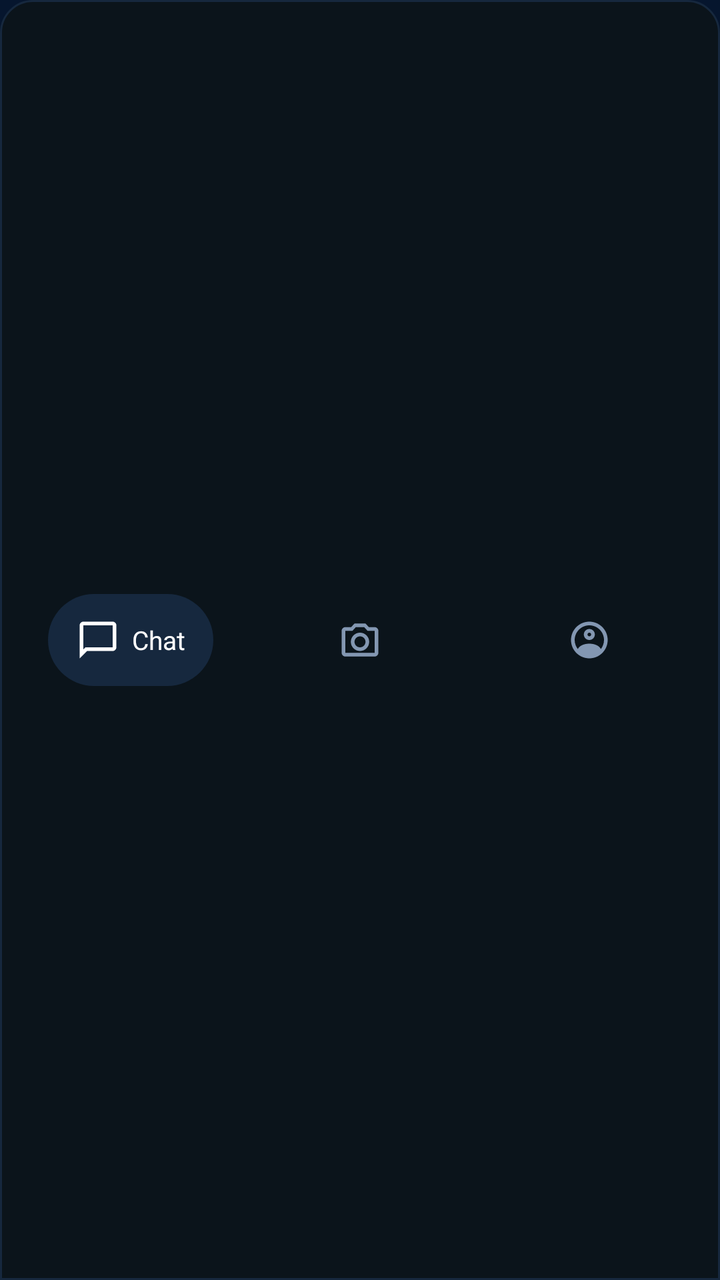
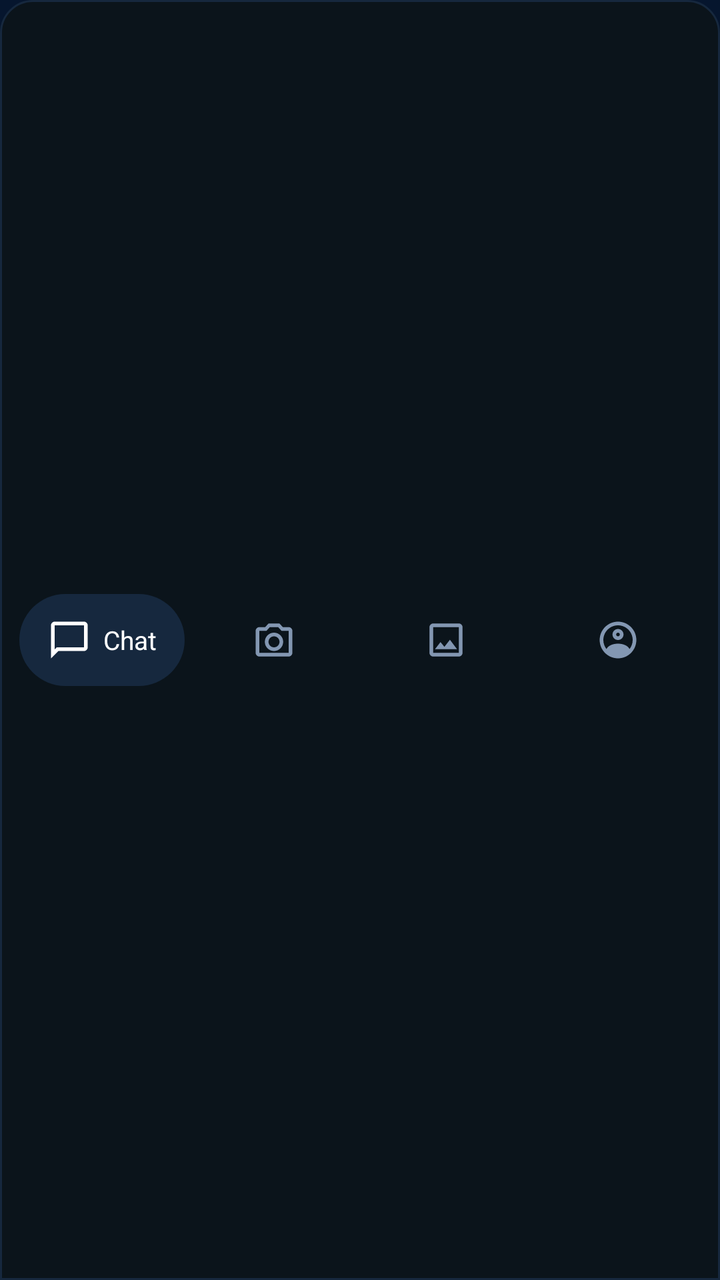

The first picture is an Android layout as it rendered before a commit; the second is the same layout after the commit. The layout source and the unified diff follow.
<!-- AndroidManifest.xml: application theme Theme.FitUp -->
<!-- res/layout/layout_custom_bottom_nav.xml -->
<?xml version="1.0" encoding="utf-8"?>
<FrameLayout xmlns:android="http://schemas.android.com/apk/res/android"
    xmlns:app="http://schemas.android.com/apk/res-auto"
    android:layout_width="match_parent"
    android:layout_height="70dp"
    android:background="@drawable/bg_floating_bottom_nav"
    android:paddingStart="8dp"
    android:paddingEnd="8dp"
    android:paddingTop="8dp"
    android:paddingBottom="8dp">

    
    <LinearLayout
        android:id="@+id/tabs_container"
        android:layout_width="match_parent"
        android:layout_height="match_parent"
        android:orientation="horizontal"
        android:baselineAligned="false">

        
        <FrameLayout
            android:id="@+id/tab_chat"
            android:layout_width="0dp"
            android:layout_height="match_parent"
            android:layout_weight="1"
            android:clickable="true"
            android:focusable="true"
            android:background="?attr/selectableItemBackgroundBorderless">

            <LinearLayout
                android:id="@+id/pill_chat"
                android:layout_width="wrap_content"
                android:layout_height="46dp"
                android:layout_gravity="center"
                android:orientation="horizontal"
                android:gravity="center"
                android:paddingStart="14dp"
                android:paddingEnd="14dp"
                android:background="@drawable/bg_nav_selected_pill">

                <ImageView
                    android:id="@+id/iv_chat_icon"
                    android:layout_width="22dp"
                    android:layout_height="22dp"
                    android:src="@drawable/ic_nav_chat"
                    android:contentDescription="@null"
                    app:tint="@color/nav_selected_item" />

                <TextView
                    android:id="@+id/tv_chat_label"
                    android:layout_width="wrap_content"
                    android:layout_height="wrap_content"
                    android:layout_marginStart="6dp"
                    android:text="@string/nav_chat"
                    android:textColor="@color/nav_selected_item"
                    android:textSize="13sp"
                    android:singleLine="true"
                    android:maxLines="1"
                    android:ellipsize="end"
                    android:fontFamily="sans-serif-bold" />
            </LinearLayout>
        </FrameLayout>

        
        <FrameLayout
            android:id="@+id/tab_camera"
            android:layout_width="0dp"
            android:layout_height="match_parent"
            android:layout_weight="1"
            android:clickable="true"
            android:focusable="true"
            android:background="?attr/selectableItemBackgroundBorderless">

            <LinearLayout
                android:id="@+id/pill_camera"
                android:layout_width="wrap_content"
                android:layout_height="46dp"
                android:layout_gravity="center"
                android:orientation="horizontal"
                android:gravity="center"
                android:paddingStart="14dp"
                android:paddingEnd="14dp">

                <ImageView
                    android:id="@+id/iv_camera_icon"
                    android:layout_width="22dp"
                    android:layout_height="22dp"
                    android:src="@drawable/ic_nav_camera"
                    android:contentDescription="@null"
                    app:tint="@color/nav_inactive_item" />

                <TextView
                    android:id="@+id/tv_camera_label"
                    android:layout_width="wrap_content"
                    android:layout_height="wrap_content"
                    android:layout_marginStart="6dp"
                    android:text="@string/nav_camera"
                    android:textColor="@color/nav_inactive_item"
                    android:textSize="13sp"
                    android:singleLine="true"
                    android:maxLines="1"
                    android:ellipsize="end"
                    android:visibility="gone"
                    android:fontFamily="sans-serif-bold" />
            </LinearLayout>
        </FrameLayout>

        
        <FrameLayout
            android:id="@+id/tab_profile"
            android:layout_width="0dp"
            android:layout_height="match_parent"
            android:layout_weight="1"
            android:clickable="true"
            android:focusable="true"
            android:background="?attr/selectableItemBackgroundBorderless">

            <LinearLayout
                android:id="@+id/pill_profile"
                android:layout_width="wrap_content"
                android:layout_height="46dp"
                android:layout_gravity="center"
                android:orientation="horizontal"
                android:gravity="center"
                android:paddingStart="14dp"
                android:paddingEnd="14dp">

                <ImageView
                    android:id="@+id/iv_profile_icon"
                    android:layout_width="22dp"
                    android:layout_height="22dp"
                    android:src="@drawable/ic_nav_profile"
                    android:contentDescription="@null"
                    app:tint="@color/nav_inactive_item" />

                <TextView
                    android:id="@+id/tv_profile_label"
                    android:layout_width="wrap_content"
                    android:layout_height="wrap_content"
                    android:layout_marginStart="6dp"
                    android:text="@string/nav_profile"
                    android:textColor="@color/nav_inactive_item"
                    android:textSize="13sp"
                    android:singleLine="true"
                    android:maxLines="1"
                    android:ellipsize="end"
                    android:visibility="gone"
                    android:fontFamily="sans-serif-bold" />
            </LinearLayout>
        </FrameLayout>

    </LinearLayout>

</FrameLayout>
<!-- resources referenced by this layout -->
<resources>
  <color name="nav_inactive_item">#8397B2</color>
  <color name="nav_selected_item">#FFFFFF</color>
  <!-- drawable bg_floating_bottom_nav (drawable) -->
  <?xml version="1.0" encoding="utf-8"?>
  <shape xmlns:android="http://schemas.android.com/apk/res/android"
      android:shape="rectangle">
      <solid android:color="#0B141B" />
      <stroke
          android:width="1dp"
          android:color="#16283E" />
      <corners
          android:topLeftRadius="16dp"
          android:topRightRadius="16dp"
          android:bottomLeftRadius="0dp"
          android:bottomRightRadius="0dp" />
  </shape>
  <!-- drawable bg_nav_selected_pill (drawable) -->
  <?xml version="1.0" encoding="utf-8"?>
  <shape xmlns:android="http://schemas.android.com/apk/res/android"
      android:shape="rectangle">
      <solid android:color="@color/nav_selected_pill" />
      <corners android:radius="23dp" />
  </shape>
  <!-- drawable ic_nav_camera (drawable) -->
  <?xml version="1.0" encoding="utf-8"?>
  <vector xmlns:android="http://schemas.android.com/apk/res/android"
      android:width="24dp"
      android:height="24dp"
      android:viewportWidth="24"
      android:viewportHeight="24">
      <path
          android:fillColor="@android:color/white"
          android:pathData="M9,3L7.17,5H4C2.9,5 2,5.9 2,7V19C2,20.1 2.9,21 4,21H20C21.1,21 22,20.1 22,19V7C22,5.9 21.1,5 20,5H16.83L15,3H9ZM20,19H4V7H7.88L9.71,5H14.29L16.12,7H20V19ZM12,8C9.24,8 7,10.24 7,13C7,15.76 9.24,18 12,18C14.76,18 17,15.76 17,13C17,10.24 14.76,8 12,8ZM12,16C10.34,16 9,14.66 9,13C9,11.34 10.34,10 12,10C13.66,10 15,11.34 15,13C15,14.66 13.66,16 12,16Z" />
  </vector>
  <!-- drawable ic_nav_chat (drawable) -->
  <?xml version="1.0" encoding="utf-8"?>
  <vector xmlns:android="http://schemas.android.com/apk/res/android"
      android:width="24dp"
      android:height="24dp"
      android:viewportWidth="24"
      android:viewportHeight="24">
      <path
          android:fillColor="@android:color/white"
          android:pathData="M20,2H4C2.9,2 2,2.9 2,4V22L6,18H20C21.1,18 22,17.1 22,16V4C22,2.9 21.1,2 20,2ZM20,16H5.17L4,17.17V4H20V16Z" />
  </vector>
  <string name="nav_camera">Camera</string>
  <string name="nav_chat">Chat</string>
  <string name="nav_profile">Profile</string>
  <style name="Theme.FitUp" parent="Base.Theme.FitUp" />
  <color name="nav_selected_pill">#16283E</color>
  <style name="Base.Theme.FitUp" parent="Theme.Material3.DayNight.NoActionBar">
          <item name="colorPrimary">@color/brand_cta_blue</item>
          <item name="colorOnPrimary">@color/text_primary_white</item>
          <item name="android:windowBackground">@color/brand_deep_navy</item>
          <item name="android:statusBarColor">@android:color/transparent</item>
          <item name="android:navigationBarColor">@android:color/transparent</item>
          <item name="android:windowDrawsSystemBarBackgrounds">true</item>
      </style>
  <color name="brand_cta_blue">#1677FF</color>
  <color name="text_primary_white">#FFFFFF</color>
  <color name="brand_deep_navy">#06162E</color>
  <!-- unchanged entries left out for length: 1 -->
</resources>

<!-- the commit's change to res/layout/layout_custom_bottom_nav.xml (unified diff, before → after) -->
@@ -107,6 +107,50 @@
 
         
         <FrameLayout
+            android:id="@+id/tab_post"
+            android:layout_width="0dp"
+            android:layout_height="match_parent"
+            android:layout_weight="1"
+            android:clickable="true"
+            android:focusable="true"
+            android:background="?attr/selectableItemBackgroundBorderless">
+
+            <LinearLayout
+                android:id="@+id/pill_post"
+                android:layout_width="wrap_content"
+                android:layout_height="46dp"
+                android:layout_gravity="center"
+                android:orientation="horizontal"
+                android:gravity="center"
+                android:paddingStart="14dp"
+                android:paddingEnd="14dp">
+
+                <ImageView
+                    android:id="@+id/iv_post_icon"
+                    android:layout_width="22dp"
+                    android:layout_height="22dp"
+                    android:src="@drawable/ic_nav_post"
+                    android:contentDescription="@null"
+                    app:tint="@color/nav_inactive_item" />
+
+                <TextView
+                    android:id="@+id/tv_post_label"
+                    android:layout_width="wrap_content"
+                    android:layout_height="wrap_content"
+                    android:layout_marginStart="6dp"
+                    android:text="@string/nav_post"
+                    android:textColor="@color/nav_inactive_item"
+                    android:textSize="13sp"
+                    android:singleLine="true"
+                    android:maxLines="1"
+                    android:ellipsize="end"
+                    android:visibility="gone"
+                    android:fontFamily="sans-serif-bold" />
+            </LinearLayout>
+        </FrameLayout>
+
+        
+        <FrameLayout
             android:id="@+id/tab_profile"
             android:layout_width="0dp"
             android:layout_height="match_parent"
<!-- resource entries referenced after the edit -->
@@ -45,8 +45,20 @@
           android:fillColor="@android:color/white"
           android:pathData="M20,2H4C2.9,2 2,2.9 2,4V22L6,18H20C21.1,18 22,17.1 22,16V4C22,2.9 21.1,2 20,2ZM20,16H5.17L4,17.17V4H20V16Z" />
   </vector>
+  <!-- drawable ic_nav_post (drawable) -->
+  <?xml version="1.0" encoding="utf-8"?>
+  <vector xmlns:android="http://schemas.android.com/apk/res/android"
+      android:width="24dp"
+      android:height="24dp"
+      android:viewportWidth="24"
+      android:viewportHeight="24">
+      <path
+          android:fillColor="@android:color/white"
+          android:pathData="M19,3H5C3.9,3 3,3.9 3,5v14c0,1.1 0.9,2 2,2h14c1.1,0 2,-0.9 2,-2V5C21,3.9 20.1,3 19,3zM19,19H5V5h14V19zM14.14,11.86l-3,3.87L9,13.14 6,17h12l-3.86,-5.14z" />
+  </vector>
   <string name="nav_camera">Camera</string>
   <string name="nav_chat">Chat</string>
+  <string name="nav_post">Post</string>
   <string name="nav_profile">Profile</string>
   <style name="Theme.FitUp" parent="Base.Theme.FitUp" />
   <color name="nav_selected_pill">#16283E</color>
